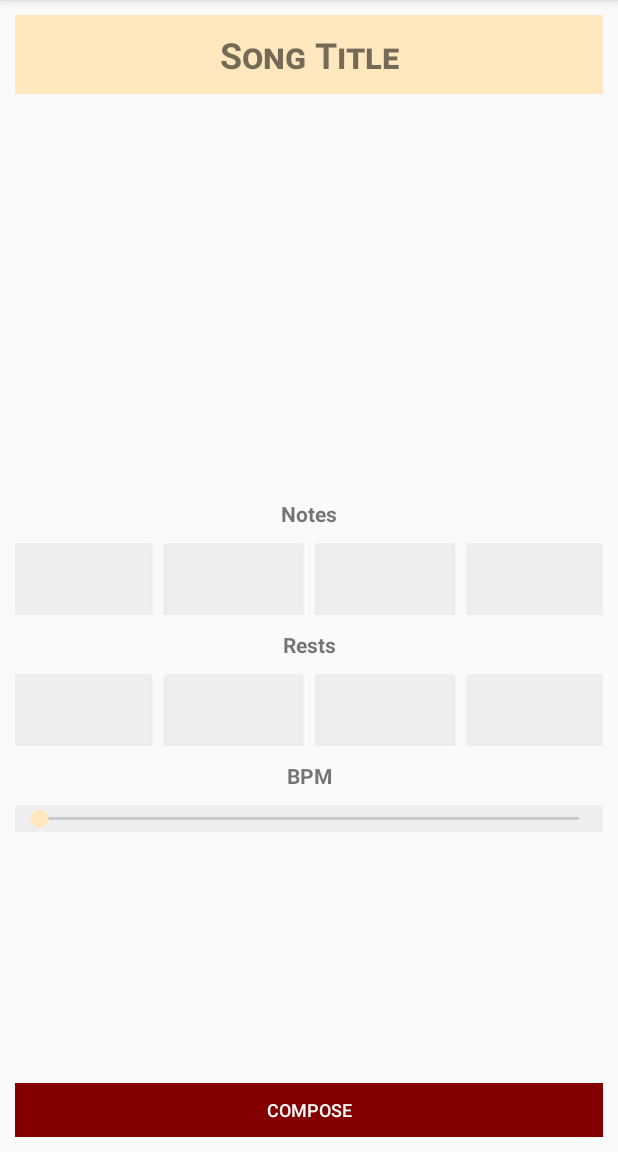
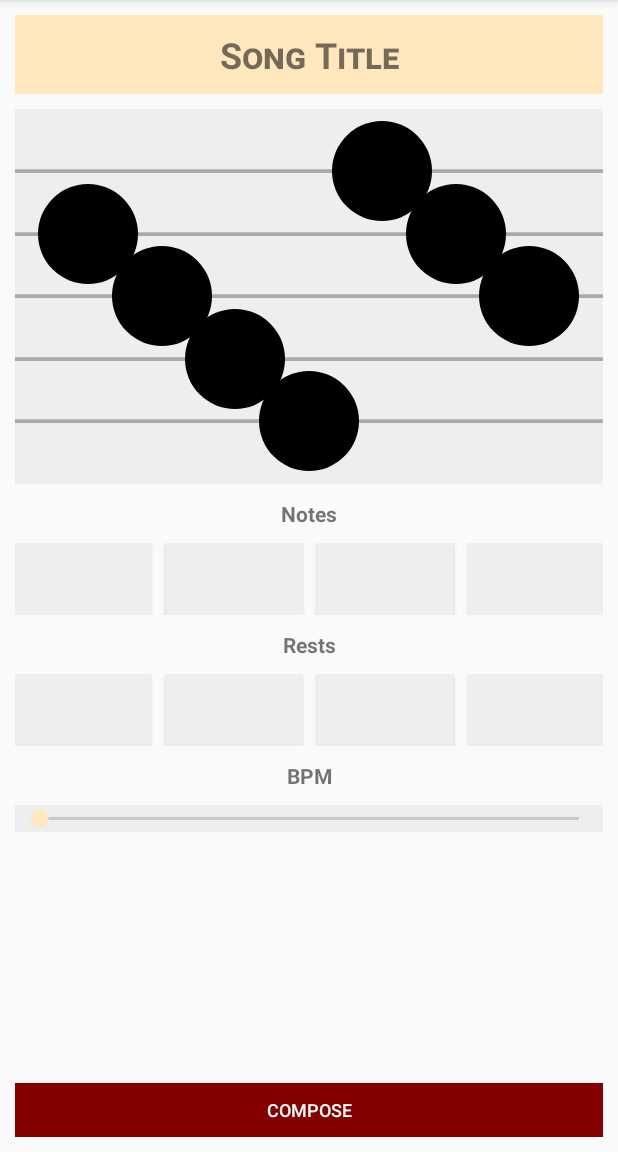
Before and after one commit to SimonSnider/MyRoseCarillon, an Android app: the SongComposerFragment screen opened through its navigation route, on a phone screen of 412 x 824 dp, the part 84-1236 px from its top. Run offline under Robolectric (Android 15) with nearby library versions, the phone set to English and light mode, and no system bars; our stand-ins replace Firebase (no records; nobody signed in at launch, a user with empty details on screens opened directly); libraries missing offline, so code that uses them is left out: edu.rosehulman.rosefire.

Commit message:
Test Notes Functional

```diff
--- a/app/src/main/java/com/example/myrosecarillon/midiEditor/MidiComposerView.kt
+++ b/app/src/main/java/com/example/myrosecarillon/midiEditor/MidiComposerView.kt
@@ -9,6 +9,7 @@ import android.util.Log
 import android.view.View
 import androidx.core.content.ContextCompat
 import com.example.myrosecarillon.R
+import com.example.myrosecarillon.objects.MidiStructure
 
 class MidiComposerView(context: Context, attributeSet: AttributeSet) : View(context, attributeSet) {
 
@@ -19,6 +20,8 @@ class MidiComposerView(context: Context, attributeSet: AttributeSet) : View(cont
     private var showBars: Boolean
     private val linePaint: Paint
     private val barPaint: Paint
+    private val notePaint: Paint
+    private var midiStructure: MidiStructure
 
     init {
         context.theme.obtainStyledAttributes(attributeSet, R.styleable.MidiComposerView, 0, 0).apply {
@@ -42,6 +45,20 @@ class MidiComposerView(context: Context, attributeSet: AttributeSet) : View(cont
             style = Paint.Style.STROKE
             strokeWidth = 1F
         }
+        notePaint = Paint(ANTI_ALIAS_FLAG).apply {
+            color = ContextCompat.getColor(context, android.R.color.black)
+            style = Paint.Style.FILL
+        }
+        midiStructure = MidiStructure(lines, bars).apply {
+            addWholeNote(1, 1)
+            addEighthNote(1, 0)
+            addEighthNote(2, 1)
+            addEighthNote(3, 2)
+            addEighthNote(4, 3)
+            addEighthNote(0, 4)
+            addEighthNote(1, 5)
+            addEighthNote(2, 6)
+            addEighthNote(3, 7) }
     }
 
     override fun onSizeChanged(w: Int, h: Int, oldw: Int, oldh: Int) {
@@ -64,19 +81,14 @@ class MidiComposerView(context: Context, attributeSet: AttributeSet) : View(cont
 
         canvas.apply {
 
-            //Draw the notes for the view
-            run{
-
-            }
-
             //Draw the lines for the view
             run {
-                if (showBars && bars > 0) {
-                    for (i in 1..bars) {
+                if (showBars && bars > 1) {
+                    for (i in 1 until bars) {
                         drawLine(
-                            0F + (i * width / (bars + 1)),
+                            0F + (i * width / (bars)),
                             0F + paddingTop,
-                            0F + +(i * width / (bars + 1)),
+                            0F + +(i * width / (bars)),
                             0F + height - paddingBottom,
                             barPaint
                         )
@@ -95,11 +107,20 @@ class MidiComposerView(context: Context, attributeSet: AttributeSet) : View(cont
                     }
                 }
             }
+
+            //Draw the notes for the view
+            run{
+                midiStructure.getNotes().forEach { note ->
+                    Log.d(DEBUG_TAG, "note found ${(note.column * width / (bars)).toFloat()}, ${(note.row * height / (lines + 1)).toFloat()}")
+                    drawCircle(((note.column + 1) * width / (bars * 8)).toFloat(), ((note.row + 1) * height / (lines + 1)).toFloat(), 50F, notePaint)
+            }
+            }
+
         }
     }
 
     companion object Constants{
-        const val BAR_DEFAULT = 0
+        const val BAR_DEFAULT = 1
         const val LINE_DEFAULT = 5
         const val LINE_COLOR_DEFAULT = android.R.color.darker_gray
         const val SHOW_LINES_DEFAULT = true
--- a/app/src/main/java/com/example/myrosecarillon/objects/MidiStructure.kt
+++ b/app/src/main/java/com/example/myrosecarillon/objects/MidiStructure.kt
@@ -1,15 +1,39 @@
 package com.example.myrosecarillon.objects
 
-class MidiStructure (rows: Int, bars: Int) {
+import android.util.Log
+import com.example.myrosecarillon.midiEditor.MidiComposerView
+
+class MidiStructure (var rows: Int, var bars: Int) {
 
     private var noteGrid = Array(rows) { IntArray(8 * bars)}
 
+    init {
+        for( i in 0 until (bars * 8 - 1)){
+            for(j in 0 until (rows)){
+                Log.d(MidiComposerView.DEBUG_TAG, "${i},${j}")
+                noteGrid[j][i] = EMPTY
+            }
+        }
+    }
+
     fun checkLocation(row: Int, column: Int) : Boolean{
-        //TODO: entire function
+        return true
     }
 
     fun remove(row: Int, column: Int) : Boolean{
-        //TODO: entire function
+        return true
+    }
+
+    fun getNotes() : List<Note>{
+        var notes = ArrayList<Note>()
+        for( i in 0 until (bars * 8 - 1)){
+            for(j in 0 until (rows)){
+                if(noteGrid[j][i] % 2 == 0){
+                    notes.add(Note(noteGrid[j][i], j, i))
+                }
+            }
+        }
+        return notes
     }
 
     fun addWholeNote(row: Int, column: Int) : Boolean{
@@ -106,6 +130,8 @@ class MidiStructure (rows: Int, bars: Int) {
         }
     }
 
+    //fun toMidi()
+
     companion object {
         const val EMPTY = -1
         const val WHOLE_NOTE = 0
--- /dev/null
+++ b/app/src/main/java/com/example/myrosecarillon/objects/Note.kt
@@ -0,0 +1,3 @@
+package com.example.myrosecarillon.objects
+
+data class Note (var type: Int, var row: Int, var column: Int)
--- a/app/src/main/res/layout/fragment_song_composer.xml
+++ b/app/src/main/res/layout/fragment_song_composer.xml
@@ -1,6 +1,7 @@
 <?xml version="1.0" encoding="utf-8"?>
 <RelativeLayout xmlns:android="http://schemas.android.com/apk/res/android"
     xmlns:tools="http://schemas.android.com/tools"
+    xmlns:app="http://schemas.android.com/apk/res-auto"
     android:layout_margin="10dp"
     android:layout_width="match_parent"
     android:layout_height="match_parent"
@@ -18,15 +19,16 @@
         android:padding="10dp"
         android:text="@string/song_title" />
 
-    <ImageView
+    <com.example.myrosecarillon.midiEditor.MidiComposerView
         android:layout_marginTop="10dp"
         android:id="@+id/composer_view"
         android:layout_width="match_parent"
         android:layout_height="250dp"
-        tools:src="@tools:sample/backgrounds/scenic"
-        android:scaleType="centerCrop"
         android:layout_below="@id/song_title_view"
-        tools:ignore="ContentDescription" />
+        android:background="@color/colorDetail"
+        app:lines="5"
+        app:lineColor="@android:color/darker_gray"
+        app:showLines="true"/>
 
     <TextView
         android:id="@+id/notes_title"
```
